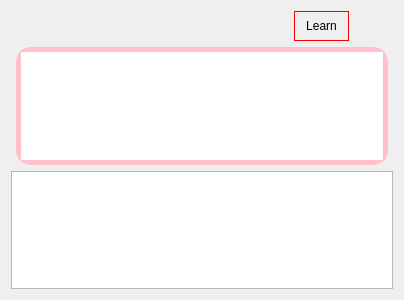
sinfillo/SpeakSavvy, file readnowwidget.ui: the form before one commit.
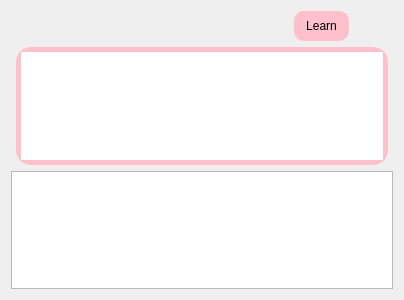
The form after the commit.

Diff of the .ui file:
```diff
--- a/readnowwidget.ui
+++ b/readnowwidget.ui
@@ -565,10 +565,10 @@
           </colorrole>
           <colorrole role="Button">
            <brush brushstyle="SolidPattern">
-            <color alpha="0">
-             <red>0</red>
-             <green>0</green>
-             <blue>0</blue>
+            <color alpha="255">
+             <red>255</red>
+             <green>192</green>
+             <blue>203</blue>
             </color>
            </brush>
           </colorrole>
@@ -637,19 +637,19 @@
           </colorrole>
           <colorrole role="Base">
            <brush brushstyle="SolidPattern">
-            <color alpha="0">
-             <red>0</red>
-             <green>0</green>
-             <blue>0</blue>
+            <color alpha="255">
+             <red>255</red>
+             <green>192</green>
+             <blue>203</blue>
             </color>
            </brush>
           </colorrole>
           <colorrole role="Window">
            <brush brushstyle="SolidPattern">
-            <color alpha="0">
-             <red>0</red>
-             <green>0</green>
-             <blue>0</blue>
+            <color alpha="255">
+             <red>255</red>
+             <green>192</green>
+             <blue>203</blue>
             </color>
            </brush>
           </colorrole>
@@ -720,10 +720,10 @@
           </colorrole>
           <colorrole role="Button">
            <brush brushstyle="SolidPattern">
-            <color alpha="0">
-             <red>0</red>
-             <green>0</green>
-             <blue>0</blue>
+            <color alpha="255">
+             <red>255</red>
+             <green>192</green>
+             <blue>203</blue>
             </color>
            </brush>
           </colorrole>
@@ -792,19 +792,19 @@
           </colorrole>
           <colorrole role="Base">
            <brush brushstyle="SolidPattern">
-            <color alpha="0">
-             <red>0</red>
-             <green>0</green>
-             <blue>0</blue>
+            <color alpha="255">
+             <red>255</red>
+             <green>192</green>
+             <blue>203</blue>
             </color>
            </brush>
           </colorrole>
           <colorrole role="Window">
            <brush brushstyle="SolidPattern">
-            <color alpha="0">
-             <red>0</red>
-             <green>0</green>
-             <blue>0</blue>
+            <color alpha="255">
+             <red>255</red>
+             <green>192</green>
+             <blue>203</blue>
             </color>
            </brush>
           </colorrole>
@@ -875,10 +875,10 @@
           </colorrole>
           <colorrole role="Button">
            <brush brushstyle="SolidPattern">
-            <color alpha="0">
-             <red>0</red>
-             <green>0</green>
-             <blue>0</blue>
+            <color alpha="255">
+             <red>255</red>
+             <green>192</green>
+             <blue>203</blue>
             </color>
            </brush>
           </colorrole>
@@ -947,19 +947,19 @@
           </colorrole>
           <colorrole role="Base">
            <brush brushstyle="SolidPattern">
-            <color alpha="0">
-             <red>0</red>
-             <green>0</green>
-             <blue>0</blue>
+            <color alpha="255">
+             <red>255</red>
+             <green>192</green>
+             <blue>203</blue>
             </color>
            </brush>
           </colorrole>
           <colorrole role="Window">
            <brush brushstyle="SolidPattern">
-            <color alpha="0">
-             <red>0</red>
-             <green>0</green>
-             <blue>0</blue>
+            <color alpha="255">
+             <red>255</red>
+             <green>192</green>
+             <blue>203</blue>
             </color>
            </brush>
           </colorrole>
@@ -1029,7 +1029,9 @@
         <cursorShape>ArrowCursor</cursorShape>
        </property>
        <property name="styleSheet">
-        <string notr="true">border: 1px solid red;</string>
+        <string notr="true">border: 1px solid pink;
+border-radius: 10;
+background-color: pink;</string>
        </property>
        <property name="text">
         <string>Learn</string>
```
Left out of the diff: 8 changed lines with no effect on the pictures.
